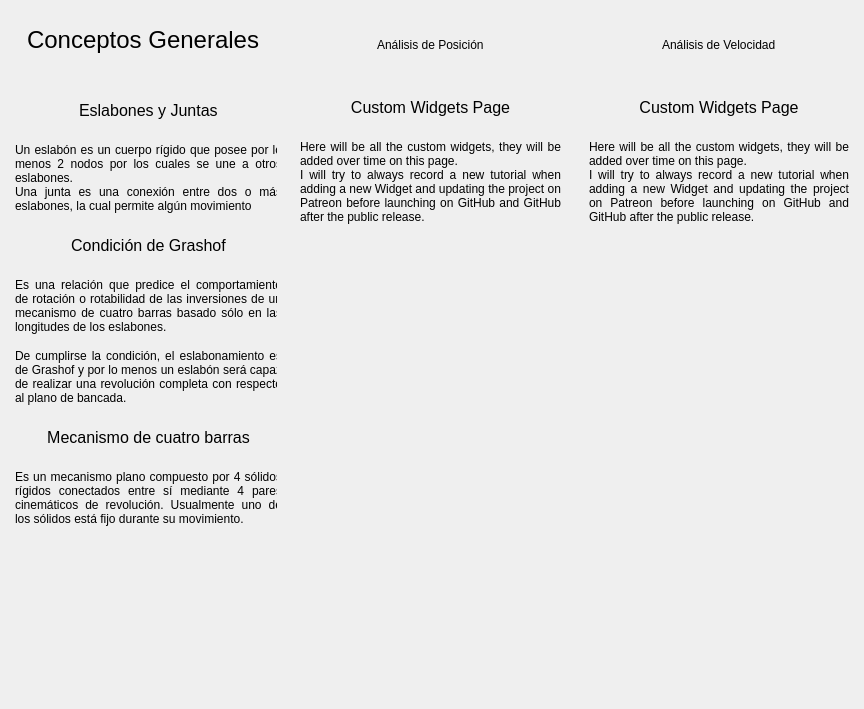
This is src/interfaces/pages/main_pages.ui in William-HUAMAN/Interfaz_TMM as Qt 5 draws it before an edit. The edited form follows.
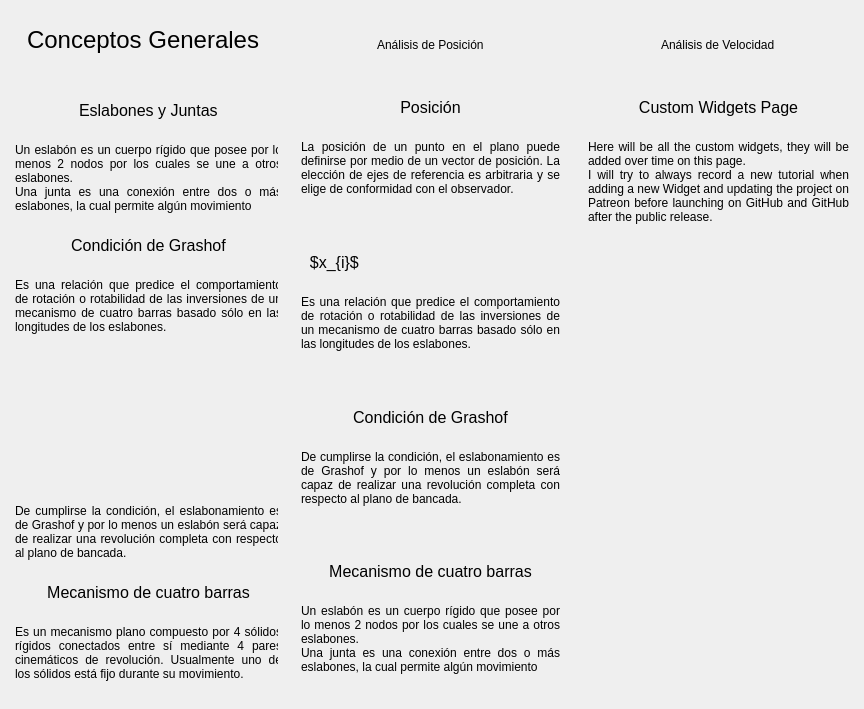
This is the edited form. Icons and pictures are not drawn.

Commit message: empezando la 2da columna de teoria

Diff of the .ui file:
```diff
--- a/src/interfaces/pages/main_pages.ui
+++ b/src/interfaces/pages/main_pages.ui
@@ -306,7 +306,7 @@
               <x>0</x>
               <y>0</y>
               <width>277</width>
-              <height>726</height>
+              <height>847</height>
              </rect>
             </property>
             <property name="styleSheet">
@@ -410,8 +410,44 @@
                </property>
               </widget>
              </item>
-             <item>
-              <layout class="QHBoxLayout" name="grashof_layout"/>
+             <item alignment="Qt::AlignHCenter">
+              <widget class="QLabel" name="img_grashof">
+               <property name="minimumSize">
+                <size>
+                 <width>190</width>
+                 <height>140</height>
+                </size>
+               </property>
+               <property name="maximumSize">
+                <size>
+                 <width>190</width>
+                 <height>140</height>
+                </size>
+               </property>
+               <property name="font">
+                <font>
+                 <pointsize>16</pointsize>
+                </font>
+               </property>
+               <property name="styleSheet">
+                <string notr="true">font-size: 16pt</string>
+               </property>
+               <property name="text">
+                <string/>
+               </property>
+               <property name="pixmap">
+                <pixmap>C:/Users/Usuario/Downloads/tmm_images/grashof.jpg</pixmap>
+               </property>
+               <property name="scaledContents">
+                <bool>true</bool>
+               </property>
+               <property name="alignment">
+                <set>Qt::AlignCenter</set>
+               </property>
+               <property name="openExternalLinks">
+                <bool>false</bool>
+               </property>
+              </widget>
              </item>
              <item>
               <widget class="QLabel" name="description_label_2">
@@ -538,7 +574,7 @@
              <rect>
               <x>0</x>
               <y>0</y>
-              <width>268</width>
+              <width>263</width>
               <height>687</height>
              </rect>
             </property>
@@ -606,7 +642,88 @@
                 <string notr="true">font-size: 12pt</string>
                </property>
                <property name="text">
-                <string>Custom Widgets Page</string>
+                <string>Posición</string>
+               </property>
+               <property name="alignment">
+                <set>Qt::AlignCenter</set>
+               </property>
+              </widget>
+             </item>
+             <item>
+              <widget class="QLabel" name="description_pos">
+               <property name="text">
+                <string>La posición de un punto en el plano puede definirse por medio de un vector de posición. La elección de ejes de referencia es arbitraria y se elige de conformidad con el observador.</string>
+               </property>
+               <property name="alignment">
+                <set>Qt::AlignJustify|Qt::AlignTop</set>
+               </property>
+               <property name="wordWrap">
+                <bool>true</bool>
+               </property>
+              </widget>
+             </item>
+             <item>
+              <widget class="QLabel" name="t_eslabon_2">
+               <property name="minimumSize">
+                <size>
+                 <width>0</width>
+                 <height>35</height>
+                </size>
+               </property>
+               <property name="maximumSize">
+                <size>
+                 <width>16777215</width>
+                 <height>35</height>
+                </size>
+               </property>
+               <property name="styleSheet">
+                <string notr="true">font-size: 12pt</string>
+               </property>
+               <property name="text">
+                <string>  $x_{i}$</string>
+               </property>
+               <property name="textFormat">
+                <enum>Qt::MarkdownText</enum>
+               </property>
+              </widget>
+             </item>
+             <item>
+              <widget class="QLabel" name="description_grashof_2">
+               <property name="text">
+                <string>Es una relación que predice el comportamiento de rotación o rotabilidad de las inversiones de un mecanismo de cuatro barras basado sólo en las longitudes de los eslabones.</string>
+               </property>
+               <property name="alignment">
+                <set>Qt::AlignJustify|Qt::AlignTop</set>
+               </property>
+               <property name="wordWrap">
+                <bool>true</bool>
+               </property>
+              </widget>
+             </item>
+             <item>
+              <widget class="QLabel" name="t_grashof_2">
+               <property name="minimumSize">
+                <size>
+                 <width>0</width>
+                 <height>35</height>
+                </size>
+               </property>
+               <property name="maximumSize">
+                <size>
+                 <width>16777215</width>
+                 <height>35</height>
+                </size>
+               </property>
+               <property name="font">
+                <font>
+                 <pointsize>12</pointsize>
+                </font>
+               </property>
+               <property name="styleSheet">
+                <string notr="true">font-size: 12pt</string>
+               </property>
+               <property name="text">
+                <string>Condición de Grashof</string>
                </property>
                <property name="alignment">
                 <set>Qt::AlignCenter</set>
@@ -616,8 +733,7 @@
              <item>
               <widget class="QLabel" name="description_label_3">
                <property name="text">
-                <string>Here will be all the custom widgets, they will be added over time on this page.
-I will try to always record a new tutorial when adding a new Widget and updating the project on Patreon before launching on GitHub and GitHub after the public release.</string>
+                <string>De cumplirse la condición, el eslabonamiento es de Grashof y por lo menos un eslabón será capaz de realizar una revolución completa con respecto al plano de bancada.</string>
                </property>
                <property name="alignment">
                 <set>Qt::AlignJustify|Qt::AlignTop</set>
@@ -628,19 +744,48 @@
               </widget>
              </item>
              <item>
-              <layout class="QHBoxLayout" name="row_1_layout_2"/>
+              <widget class="QLabel" name="t_4bar_2">
+               <property name="minimumSize">
+                <size>
+                 <width>0</width>
+                 <height>35</height>
+                </size>
+               </property>
+               <property name="maximumSize">
+                <size>
+                 <width>16777215</width>
+                 <height>35</height>
+                </size>
+               </property>
+               <property name="font">
+                <font>
+                 <pointsize>12</pointsize>
+                </font>
+               </property>
+               <property name="styleSheet">
+                <string notr="true">font-size: 12pt</string>
+               </property>
+               <property name="text">
+                <string>Mecanismo de cuatro barras</string>
+               </property>
+               <property name="alignment">
+                <set>Qt::AlignCenter</set>
+               </property>
+              </widget>
              </item>
              <item>
-              <layout class="QHBoxLayout" name="row_2_layout_2"/>
-             </item>
-             <item>
-              <layout class="QHBoxLayout" name="row_3_layout_2"/>
-             </item>
-             <item>
-              <layout class="QVBoxLayout" name="row_4_layout_2"/>
-             </item>
-             <item>
-              <layout class="QVBoxLayout" name="row_5_layout_2"/>
+              <widget class="QLabel" name="description_eslabon_2">
+               <property name="text">
+                <string>Un eslabón es un cuerpo rígido que posee por lo menos 2 nodos por los cuales se une a otros eslabones.
+Una junta es una conexión entre dos o más eslabones, la cual permite algún movimiento</string>
+               </property>
+               <property name="alignment">
+                <set>Qt::AlignJustify|Qt::AlignTop</set>
+               </property>
+               <property name="wordWrap">
+                <bool>true</bool>
+               </property>
+              </widget>
              </item>
             </layout>
            </widget>
@@ -672,7 +817,7 @@
              <rect>
               <x>0</x>
               <y>0</y>
-              <width>267</width>
+              <width>262</width>
               <height>687</height>
              </rect>
             </property>
```
Left out of the diff: 11 changed lines with no effect on the pictures. The commit also changes 2 other files.
